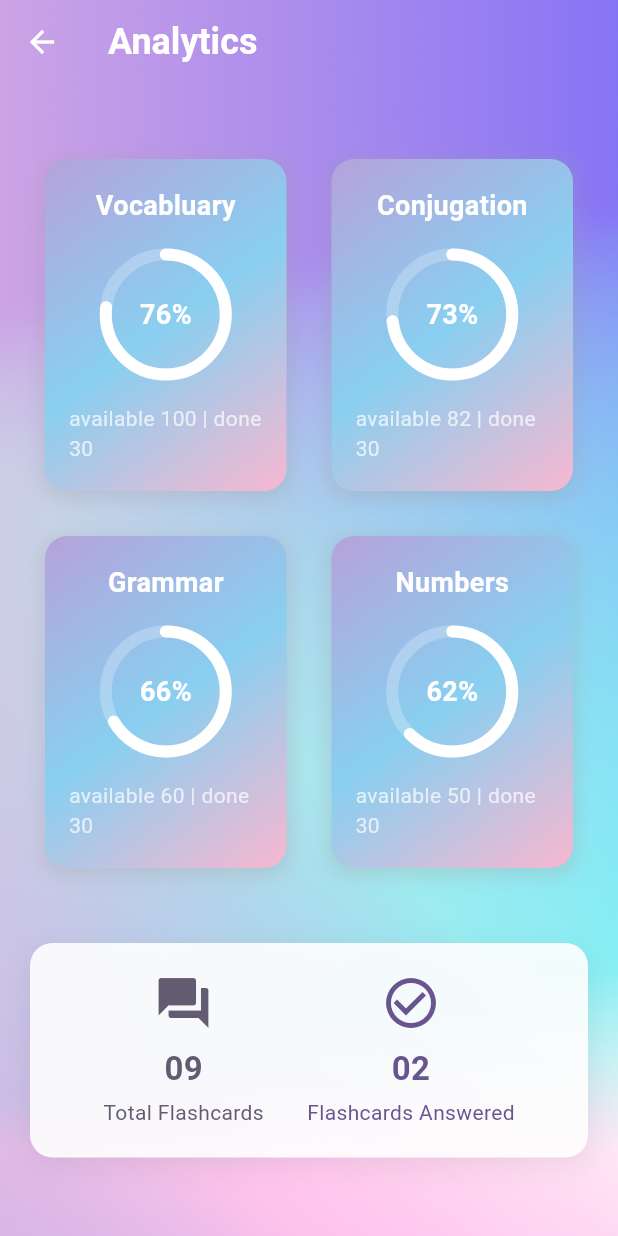
After one commit to AmiraKnani/QuizzApp, a Flutter app: the AnalyticsScreen screen opened directly, on a phone screen of 412 x 824 dp. The commit adds this screen. Run offline on Flutter 3.47's test engine with Material 2 defaults, Android fonts, the phone set to English and light mode, and no system bars; our stand-ins replace cloud_firestore, firebase_auth, firebase_core, font_awesome_flutter, google_sign_in; missing offline and left inert: flutter_facebook_auth; accounts and stored records are empty.

Commit message:
Analytics Screen -front

```diff
--- a/lib/main.dart
+++ b/lib/main.dart
@@ -1,5 +1,6 @@
 import 'package:firebase_core/firebase_core.dart';
 import 'package:flutter/material.dart';
+import 'package:quizzapp/screens/analytics_screen.dart';
 import 'package:quizzapp/screens/home_screen.dart';
 import 'package:quizzapp/screens/signin_screen.dart';
 
@@ -28,7 +29,7 @@ class MyApp extends StatelessWidget {
         colorScheme: ColorScheme.fromSeed(seedColor: Colors.deepPurple),
         useMaterial3: true,
       ),
-      home: const SignInScreen(),
+      home: HomeScreen(),
     );
   }
 }
--- /dev/null
+++ b/lib/screens/analytics_screen.dart
@@ -0,0 +1,294 @@
+import 'package:flutter/material.dart';
+import 'package:flutter/cupertino.dart';
+
+class AnalyticsScreen extends StatelessWidget {
+  const AnalyticsScreen({Key? key}) : super(key: key);
+
+  @override
+  Widget build(BuildContext context) {
+    return Scaffold(
+      extendBodyBehindAppBar: true,
+      appBar: AppBar(
+        backgroundColor: Colors.transparent,
+        elevation: 0,
+        title: const Text(
+          "Analytics",
+          style: TextStyle(fontSize: 24, fontWeight: FontWeight.bold, color: Colors.white),
+        ),
+        iconTheme: IconThemeData(color: Colors.white),
+      ),
+      body: Container(
+        decoration: BoxDecoration(
+          image: DecorationImage(
+            image: AssetImage("assets/images/background3.png"),
+            fit: BoxFit.cover,
+          ),
+        ),
+        child: SingleChildScrollView(
+          padding: EdgeInsets.symmetric(vertical: 40, horizontal: 20),
+          child: Column(
+            children: [
+              LeaveCardSection(),
+              SizedBox(height: 20),
+              QuerySection(),
+              // Include PayDetailRow here if needed
+            ],
+          ),
+        ),
+      ),
+    );
+  }
+}
+
+class LeaveCardSection extends StatelessWidget {
+  @override
+  Widget build(BuildContext context) {
+    // Dummy data for the circular progress indicators
+    final List<Map<String, dynamic>> leaveData = [
+      {"type": "Vocabluary", "available": 100, "done": 30},
+      {"type": "Conjugation", "available": 82, "done": 30},
+      {"type": "Grammar", "available": 60, "done": 30},
+      {"type": "Numbers", "available": 50, "done": 30},
+    ];
+
+return GridView.builder(
+  shrinkWrap: true,
+  physics: NeverScrollableScrollPhysics(),
+  gridDelegate: SliverGridDelegateWithFixedCrossAxisCount(
+    crossAxisCount: 2,
+    childAspectRatio: 1.5 / 2,
+    crossAxisSpacing: 10,
+    mainAxisSpacing: 10,
+  ),
+  itemCount: leaveData.length,
+  itemBuilder: (context, index) {
+    return LeaveCard(data: leaveData[index]);
+  },
+);
+
+  }
+}
+
+
+class LeaveCard extends StatelessWidget {
+  final Map<String, dynamic> data;
+
+  const LeaveCard({Key? key, required this.data}) : super(key: key);
+
+  @override
+  Widget build(BuildContext context) {
+    double progressValue = data['available'] / (data['available'] + data['done']);
+    List<Color> cardGradientColors = [
+      Color(0xFFB6A2DB),
+      Color(0xFF89CFF0),
+      Color(0xFFF8B7D0),
+    ];
+
+    return Container(
+      decoration: BoxDecoration(
+        borderRadius: BorderRadius.circular(15),
+        gradient: LinearGradient(
+          begin: Alignment.topLeft,
+          end: Alignment.bottomRight,
+          colors: cardGradientColors,
+        ),
+        boxShadow: [
+          BoxShadow(
+            color: Colors.grey.withOpacity(0.3),
+            spreadRadius: 2,
+            blurRadius: 10,
+            offset: Offset(0, 3),
+          ),
+        ],
+      ),
+      margin: EdgeInsets.symmetric(vertical: 10, horizontal: 10),
+      padding: EdgeInsets.all(16),
+      child: Column(
+        mainAxisAlignment: MainAxisAlignment.spaceAround,
+        children: [
+          Text(
+            "${data['type']}",
+            style: TextStyle(
+              fontWeight: FontWeight.bold,
+              fontSize: 18,
+              color: Colors.white,
+            ),
+          ),
+          SizedBox(height: 10),
+          CustomPaint(
+            painter: ProgressRingPainter(progressValue: progressValue, baseColor: Colors.white24, progressColor: Colors.white),
+            child: Container(
+              height: 80,
+              width: 80,
+              alignment: Alignment.center,
+              child: Text(
+                "${(progressValue * 100).toInt()}%",
+                style: TextStyle(
+                  fontWeight: FontWeight.bold,
+                  fontSize: 18,
+                  color: Colors.white,
+                ),
+              ),
+            ),
+          ),
+          SizedBox(height: 10),
+          Text(
+            "available ${data['available']} | done ${data['done']}",
+            style: TextStyle(color: Colors.white70),
+          ),
+        ],
+      ),
+    );
+  }
+}
+
+
+class ProgressRingPainter extends CustomPainter {
+  final double progressValue;
+  final Color baseColor;
+  final Color progressColor;
+
+  ProgressRingPainter({
+    required this.progressValue,
+    required this.baseColor,
+    required this.progressColor,
+  });
+
+  @override
+  void paint(Canvas canvas, Size size) {
+    Paint basePaint = Paint()
+      ..color = baseColor
+      ..style = PaintingStyle.stroke
+      ..strokeWidth = 8;
+
+    Paint progressPaint = Paint()
+      ..color = progressColor
+      ..style = PaintingStyle.stroke
+      ..strokeCap = StrokeCap.round
+      ..strokeWidth = 8;
+
+    Offset center = Offset(size.width / 2, size.height / 2);
+    double radius = size.width / 2;
+
+    canvas.drawCircle(center, radius, basePaint);
+    double sweepAngle = 2 * 3.141592653589793238 * progressValue;
+    canvas.drawArc(Rect.fromCircle(center: center, radius: radius), -3.141592653589793238 / 2, sweepAngle, false, progressPaint);
+  }
+
+  @override
+  bool shouldRepaint(covariant CustomPainter oldDelegate) {
+    return true;
+  }
+}
+
+
+
+class QuerySection extends StatelessWidget {
+  @override
+  Widget build(BuildContext context) {
+    return Container(
+      padding: EdgeInsets.all(20),
+      margin: EdgeInsets.symmetric(vertical: 20),
+      decoration: BoxDecoration(
+        color: Colors.white.withAlpha(230),
+        borderRadius: BorderRadius.circular(15),
+        boxShadow: [
+          BoxShadow(
+            color: Colors.black.withAlpha(15),
+            spreadRadius: 1,
+            blurRadius: 15,
+            offset: Offset(0, 5),
+          ),
+        ],
+      ),
+      child: Row(
+        mainAxisAlignment: MainAxisAlignment.spaceEvenly,
+        children: [
+          QueryCard(
+            icon: Icons.question_answer,
+            count: '09',
+            label: 'Total Flashcards',
+            color: Theme.of(context).colorScheme.secondary,
+          ),
+          QueryCard(
+            icon: Icons.check_circle_outline,
+            count: '02',
+            label: 'Flashcards Answered',
+            color: Theme.of(context).colorScheme.primary,
+          ),
+        ],
+      ),
+    );
+  }
+}
+
+
+
+class QueryCard extends StatelessWidget {
+  final IconData icon;
+  final String count;
+  final String label;
+  final Color color;
+
+  const QueryCard({
+    Key? key,
+    required this.icon,
+    required this.count,
+    required this.label,
+    required this.color,
+  }) : super(key: key);
+
+  @override
+  Widget build(BuildContext context) {
+    return Column(
+      mainAxisSize: MainAxisSize.min,
+      children: [
+        Icon(icon, size: 40, color: color),
+        SizedBox(height: 8),
+        Text(
+          count,
+          style: TextStyle(
+            fontSize: 22,
+            fontWeight: FontWeight.bold,
+            color: color,
+          ),
+        ),
+        SizedBox(height: 4),
+        Text(
+          label,
+          style: TextStyle(color: color),
+        ),
+      ],
+    );
+  }
+}
+
+
+
+
+class PayDetailRow extends StatelessWidget {
+  final String label;
+  final String amount;
+
+  const PayDetailRow({Key? key, required this.label, required this.amount}) : super(key: key);
+
+  @override
+  Widget build(BuildContext context) {
+    return Padding(
+      padding: EdgeInsets.symmetric(vertical: 10),
+      child: Row(
+        mainAxisAlignment: MainAxisAlignment.spaceBetween,
+        children: [
+          Text(
+            label,
+            style: TextStyle(fontSize: 16),
+          ),
+          Text(
+            amount,
+            style: TextStyle(fontSize: 16, fontWeight: FontWeight.bold),
+          ),
+        ],
+      ),
+    );
+  }
+}
--- a/lib/screens/home_screen.dart
+++ b/lib/screens/home_screen.dart
@@ -1,4 +1,5 @@
 import 'package:flutter/material.dart';
+import 'package:quizzapp/screens/analytics_screen.dart';
 import 'package:quizzapp/screens/settings_screen.dart';
 import 'package:quizzapp/screens/signin_screen.dart';
 import 'package:quizzapp/utils/color_utils.dart';
@@ -174,7 +175,19 @@ class HomeScreen extends StatelessWidget {
                         childAspectRatio: 1.1,
                       ),
                       itemBuilder: (context, index) {
-                        return Column(
+                        return InkWell(
+                          onTap: () {
+                            if (catNames[index] == "Analytics") {
+                              Navigator.push(
+                                context,
+                                MaterialPageRoute(
+                                    builder: (context) =>
+                                        const AnalyticsScreen()),
+                              );
+                            }
+                            // Add else if conditions for other categories if needed
+                          },
+                          child: Column(
                             children: [
                               Container(
                                 margin: EdgeInsets.only(top: 20),
@@ -196,6 +209,7 @@ class HomeScreen extends StatelessWidget {
                                 ),
                               )
                             ],
+                          ),
                         );
                       },
                     ),
--- a/lib/screens/settings_screen.dart
+++ b/lib/screens/settings_screen.dart
@@ -90,15 +90,16 @@ class _SettingsScreenState extends State<SettingsScreen> {
         elevation: 0,
         title: const Text(
           "Settings",
-          style: TextStyle(fontSize: 24, fontWeight: FontWeight.bold),
+          style: TextStyle(fontSize: 24, fontWeight: FontWeight.bold, color: Colors.white),
         ),
+        iconTheme: IconThemeData(color: Colors.white),
       ),
       body: Container(
         width: MediaQuery.of(context).size.width,
         height: MediaQuery.of(context).size.height,
         decoration: BoxDecoration(
           image: DecorationImage(
-            image: AssetImage("assets/images/background2.png"),
+            image: AssetImage("assets/images/background3.png"),
             fit: BoxFit.cover,
           ),
         ),
@@ -110,11 +111,11 @@ class _SettingsScreenState extends State<SettingsScreen> {
               SizedBox(height: 100),
               _buildSectionTitle("Email Verification"),
               _buildEmailVerificationSection(),
-              SizedBox(height: 35),
+              SizedBox(height: 20),
               _buildSectionTitle("Change Password"),
               SizedBox(height: 20),
               _buildChangePasswordSection(),
-              SizedBox(height: 35),
+              SizedBox(height: 30),
               _buildSectionTitle("Notification Settings"),
               SizedBox(height: 5),
               _buildNotificationSettingsSection(),
@@ -129,7 +130,15 @@ class _SettingsScreenState extends State<SettingsScreen> {
     return Text(
       title,
       style: TextStyle(
-          fontSize: 22, fontWeight: FontWeight.bold, color: Colors.white),
+          fontSize: 22,           fontWeight: FontWeight.bold,
+          color: Colors.white,
+          shadows: [
+            Shadow(
+              offset: Offset(0, 1),
+              blurRadius: 2,
+              color: Colors.black.withOpacity(0.5),
+            ),
+          ],),
     );
   }
 
--- a/lib/screens/signup_screen.dart
+++ b/lib/screens/signup_screen.dart
@@ -76,8 +76,9 @@ class _SignUpScreenState extends State<SignUpScreen> {
         elevation: 0,
         title: const Text(
           "Sign Up",
-          style: TextStyle(fontSize: 24, fontWeight: FontWeight.bold),
+          style: TextStyle(fontSize: 24, fontWeight: FontWeight.bold, color: Colors.white),
         ),
+        iconTheme: IconThemeData(color: Colors.white),
       ),
       body: Container(
           width: MediaQuery.of(context).size.width,
--- a/pubspec.yaml
+++ b/pubspec.yaml
@@ -74,6 +74,7 @@ flutter:
     - assets/images/logo1.png
     - assets/images/background.png
     - assets/images/background2.png
+    - assets/images/background3.png
     - assets/images/icon.png
   #   - images/a_dot_ham.jpeg
 
```
Also changed, not shown: assets/images/background3.png (added), lib/reusable_widgets/reusable_widget.dart (line endings or trailing spaces). Lines whose indentation alone changed are shown as unchanged.
